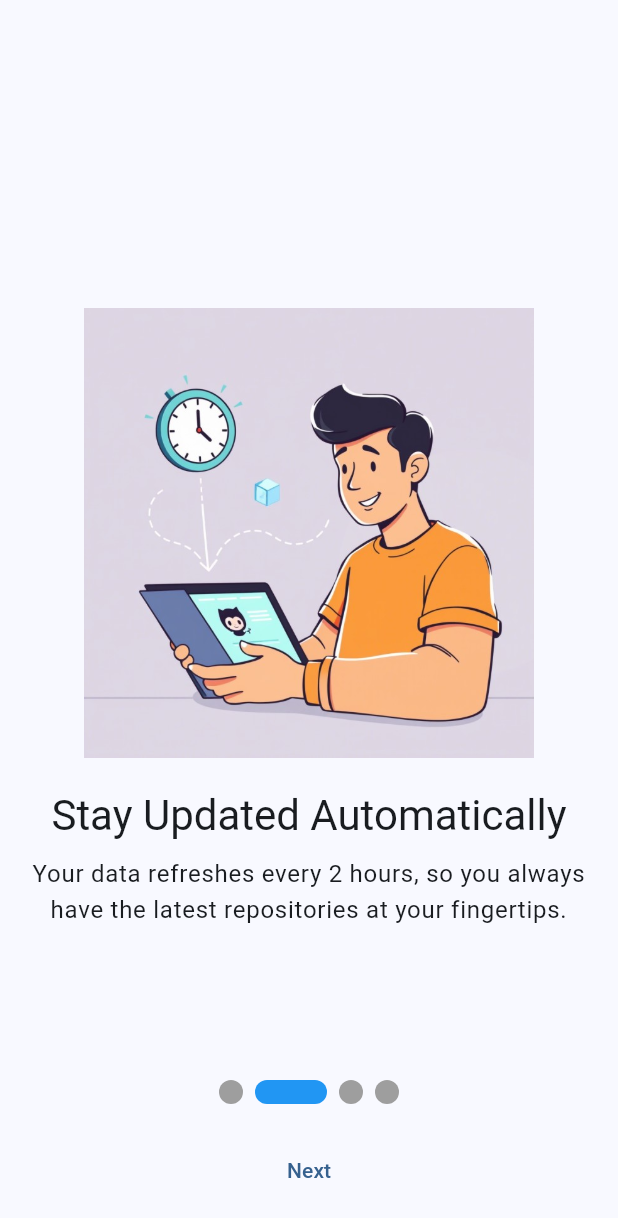
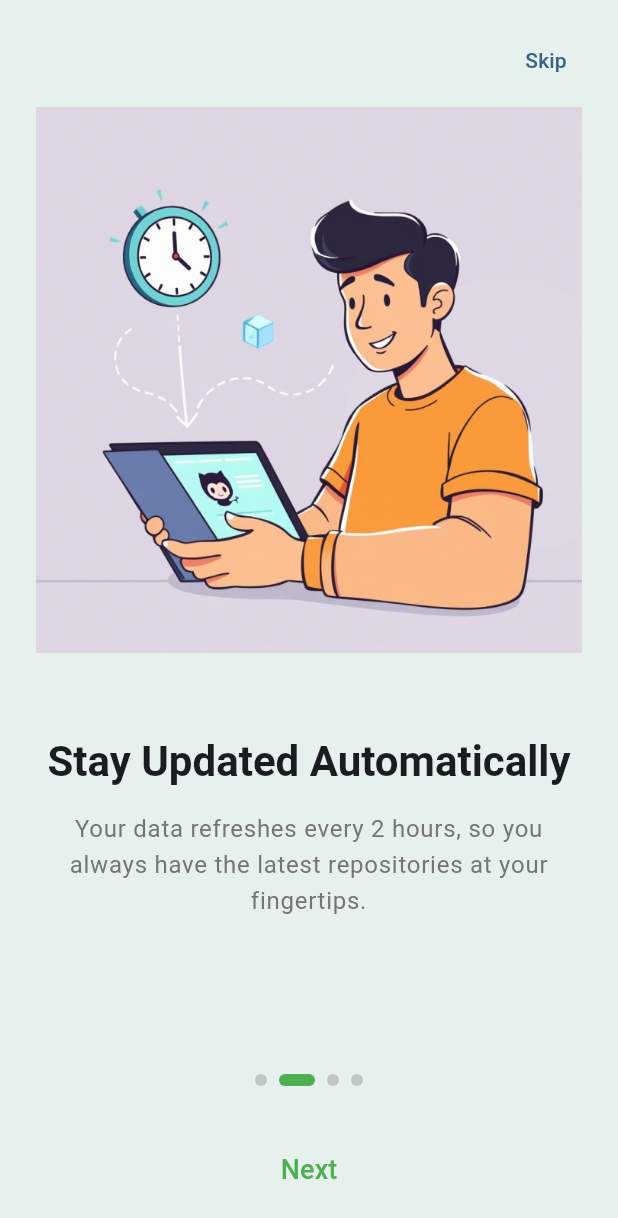
Before and after one commit to mmh-masud-03/Popular-GitRepos, a Flutter app: the screen it shows after launch, swiped to page 2, on a phone screen of 412 x 824 dp. Shown: the top 1218 px of the screen. Run offline on Flutter 3.47's test engine with Material 3 defaults, Android fonts, the light colour scheme and no system bars; drawn by our look-alikes of smooth_page_indicator; our stand-ins replace cached_network_image, connectivity_plus, dartz, flutter_riverpod, shared_preferences, sqflite; accounts and stored records are empty.

Commit message:
improved onboarding screens

```diff
--- a/lib/features/home/presentation/pages/onboarding_page.dart
+++ b/lib/features/home/presentation/pages/onboarding_page.dart
@@ -1,7 +1,6 @@
 import 'package:flutter/material.dart';
 import 'package:shared_preferences/shared_preferences.dart';
 import 'package:smooth_page_indicator/smooth_page_indicator.dart';
-
 import '../widgets/onboarding/onboarding_screen.dart';
 import 'home_page.dart';
 
@@ -12,87 +11,155 @@ class OnboardingPage extends StatefulWidget {
   _OnboardingPageState createState() => _OnboardingPageState();
 }
 
-class _OnboardingPageState extends State<OnboardingPage> {
+class _OnboardingPageState extends State<OnboardingPage> with SingleTickerProviderStateMixin {
   final PageController _controller = PageController();
+  late AnimationController _animationController;
+  late Animation<double> _fadeAnimation;
   int _currentPage = 0;
+  bool _isLastPage = false;
 
-  final List<Map<String, String>> onboardingData = [
+  final List<Map<String, dynamic>> onboardingData = [
     {
       "title": "Welcome to Popular GitRepos!",
       "subtitle": "Explore the most popular Android repositories on GitHub, all in one place.",
       "image": "assets/images/github.png",
+      "color": const Color(0xFF2196F3),
     },
     {
       "title": "Stay Updated Automatically",
       "subtitle": "Your data refreshes every 2 hours, so you always have the latest repositories at your fingertips.",
       "image": "assets/images/onboarding2.jpg",
+      "color": const Color(0xFF4CAF50),
     },
     {
       "title": "Choose Your Style",
       "subtitle": "Switch between light and dark modes for a comfortable viewing experience, day or night.",
       "image": "assets/images/onboarding3.png",
+      "color": const Color(0xFF9C27B0),
     },
     {
       "title": "Ready to Explore?",
       "subtitle": "Dive into the world of Android repositories and discover amazing projects.",
       "image": "assets/images/onboarding4.jpg",
+      "color": const Color(0xFFFF5722),
     },
   ];
+
+  @override
+  void initState() {
+    super.initState();
+    _animationController = AnimationController(
+      duration: const Duration(milliseconds: 500),
+      vsync: this,
+    );
+    _fadeAnimation = Tween<double>(begin: 0.0, end: 1.0).animate(_animationController);
+    _animationController.forward();
+  }
+
+  @override
+  void dispose() {
+    _controller.dispose();
+    _animationController.dispose();
+    super.dispose();
+  }
+
+  Future<void> _completeOnboarding() async {
+    final prefs = await SharedPreferences.getInstance();
+    await prefs.setBool('hasSeenOnboarding', true);
+
+    if (mounted) {
+      Navigator.pushReplacement(
+        context,
+        MaterialPageRoute(builder: (context) => const HomePage()),
+      );
+    }
+  }
 
   @override
   Widget build(BuildContext context) {
     return Scaffold(
       body: Stack(
         children: [
-          PageView.builder(
+          // Background color animation
+          AnimatedContainer(
+            duration: const Duration(milliseconds: 500),
+            color: onboardingData[_currentPage]["color"].withOpacity(0.1),
+            child: PageView.builder(
               controller: _controller,
               itemCount: onboardingData.length,
               onPageChanged: (index) {
                 setState(() {
                   _currentPage = index;
+                  _isLastPage = index == onboardingData.length - 1;
                 });
+                _animationController.reset();
+                _animationController.forward();
               },
               itemBuilder: (context, index) {
-              return OnboardingScreen(
+                return FadeTransition(
+                  opacity: _fadeAnimation,
+                  child: OnboardingScreen(
                     title: onboardingData[index]["title"]!,
                     subtitle: onboardingData[index]["subtitle"]!,
                     image: onboardingData[index]["image"]!,
+                  ),
                 );
               },
             ),
+          ),
+          // Skip button
+          Positioned(
+            top: MediaQuery.of(context).padding.top + 16,
+            right: 16,
+            child: !_isLastPage
+                ? TextButton(
+              onPressed: _completeOnboarding,
+              child: const Text("Skip"),
+            )
+                : const SizedBox.shrink(),
+          ),
+          // Bottom navigation
           Positioned(
             bottom: 20,
             left: 0,
             right: 0,
+            child: SafeArea(
+              child: Padding(
+                padding: const EdgeInsets.symmetric(horizontal: 24),
                 child: Column(
                   children: [
                     SmoothPageIndicator(
                       controller: _controller,
                       count: onboardingData.length,
-                  effect: const ExpandingDotsEffect(
-                    activeDotColor: Colors.blue,
-                    dotColor: Colors.grey,
+                      effect: ExpandingDotsEffect(
+                        activeDotColor: onboardingData[_currentPage]["color"],
+                        dotColor: Colors.grey.withOpacity(0.5),
+                        dotHeight: 8,
+                        dotWidth: 8,
+                        spacing: 8,
                       ),
                     ),
-                const SizedBox(height: 20),
-                _currentPage == onboardingData.length - 1
+                    const SizedBox(height: 32),
+                    AnimatedSwitcher(
+                      duration: const Duration(milliseconds: 300),
+                      child: _isLastPage
                           ? ElevatedButton(
-                  onPressed: () async {
-                    // Set onboarding status to true
-                    final prefs = await SharedPreferences.getInstance();
-                    await prefs.setBool('hasSeenOnboarding', true);
-
-                    // Navigate to HomePage
-                    if (mounted) {
-                      Navigator.pushReplacement(
-                        context,
-                        MaterialPageRoute(
-                          builder: (context) => const HomePage(),
+                        onPressed: _completeOnboarding,
+                        style: ElevatedButton.styleFrom(
+                          backgroundColor: onboardingData[_currentPage]["color"],
+                          minimumSize: const Size(double.infinity, 50),
+                          shape: RoundedRectangleBorder(
+                            borderRadius: BorderRadius.circular(25),
                           ),
-                      );
-                    }
-                  },
-                  child: const Text("Get Started"),
+                        ),
+                        child: const Text(
+                          "Get Started",
+                          style: TextStyle(
+                            fontSize: 18,
+                            fontWeight: FontWeight.bold,
+                            color: Colors.white,
+                          ),
+                        ),
                       )
                           : TextButton(
                         onPressed: () {
@@ -101,9 +168,18 @@ class _OnboardingPageState extends State<OnboardingPage> {
                             curve: Curves.easeInOut,
                           );
                         },
-                  child: const Text("Next"),
+                        style: TextButton.styleFrom(
+                          foregroundColor: onboardingData[_currentPage]["color"],
+                        ),
+                        child: const Text(
+                          "Next",
+                          style: TextStyle(fontSize: 18),
+                        ),
+                      ),
                     ),
                   ],
+                ),
+              ),
             ),
           ),
         ],
--- a/lib/features/home/presentation/widgets/onboarding/onboarding_screen.dart
+++ b/lib/features/home/presentation/widgets/onboarding/onboarding_screen.dart
@@ -15,22 +15,43 @@ class OnboardingScreen extends StatelessWidget {
   @override
   Widget build(BuildContext context) {
     return Padding(
-      padding: const EdgeInsets.all(16.0),
+      padding: const EdgeInsets.symmetric(horizontal: 24, vertical: 16),
       child: Column(
         mainAxisAlignment: MainAxisAlignment.center,
         children: [
-          Image.asset(image, height: 300),
-          const SizedBox(height: 20),
+          Expanded(
+            flex: 3,
+            child: Hero(
+              tag: image,
+              child: Image.asset(
+                image,
+                fit: BoxFit.contain,
+              ),
+            ),
+          ),
+          Expanded(
+            flex: 2,
+            child: Column(
+              children: [
                 Text(
                   title,
-            style: Theme.of(context).textTheme.headlineMedium,
+                  style: Theme.of(context).textTheme.headlineMedium?.copyWith(
+                    fontWeight: FontWeight.bold,
+                    height: 1.2,
+                  ),
                   textAlign: TextAlign.center,
                 ),
-          const SizedBox(height: 10),
+                const SizedBox(height: 16),
                 Text(
                   subtitle,
-            style: Theme.of(context).textTheme.bodyLarge,
+                  style: Theme.of(context).textTheme.bodyLarge?.copyWith(
+                    color: Colors.grey[600],
+                    height: 1.5,
+                  ),
                   textAlign: TextAlign.center,
+                ),
+              ],
+            ),
           ),
         ],
       ),
```
Lines whose indentation alone changed are shown as unchanged.
